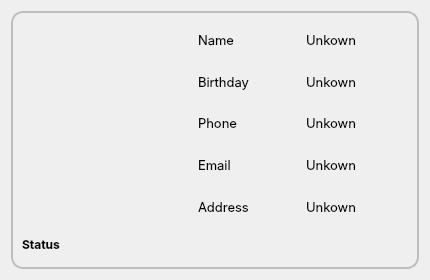
This is custom_widgets/cardInfo/CardInfo.ui in elmhadji/AccessController as Qt 5 draws it before an edit. The edited form follows.
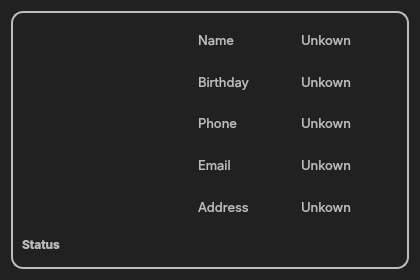
This is the edited form. Icons and pictures are not drawn.

The edit to the form file:
```diff
--- a/custom_widgets/cardInfo/CardInfo.ui
+++ b/custom_widgets/cardInfo/CardInfo.ui
@@ -6,27 +6,34 @@
    <rect>
     <x>0</x>
     <y>0</y>
-    <width>430</width>
+    <width>420</width>
     <height>280</height>
    </rect>
   </property>
   <property name="minimumSize">
    <size>
-    <width>430</width>
+    <width>420</width>
     <height>280</height>
    </size>
   </property>
   <property name="maximumSize">
    <size>
-    <width>430</width>
-    <height>280</height>
+    <width>420</width>
+    <height>286</height>
    </size>
   </property>
   <property name="windowTitle">
    <string>Form</string>
   </property>
   <property name="styleSheet">
-   <string notr="true">#cardInfoFrame{
+   <string notr="true">#CardInfo{
+	background-color:  rgb(33, 33, 33);
+	
+}
+QLabel{
+	color: rgb(189, 189, 189);
+}
+#cardInfoFrame{
 	border: 2px solid rgb(189, 189, 189);
 	border-radius:12px;
 
@@ -218,7 +225,6 @@
           <property name="font">
            <font>
             <family>Inter</family>
-            <weight>75</weight>
             <bold>true</bold>
            </font>
           </property>
@@ -249,7 +255,6 @@
            <font>
             <family>Inter</family>
             <pointsize>10</pointsize>
-            <weight>50</weight>
             <bold>false</bold>
            </font>
           </property>
@@ -274,7 +279,6 @@
            <font>
             <family>Inter</family>
             <pointsize>10</pointsize>
-            <weight>50</weight>
             <bold>false</bold>
            </font>
           </property>
```
